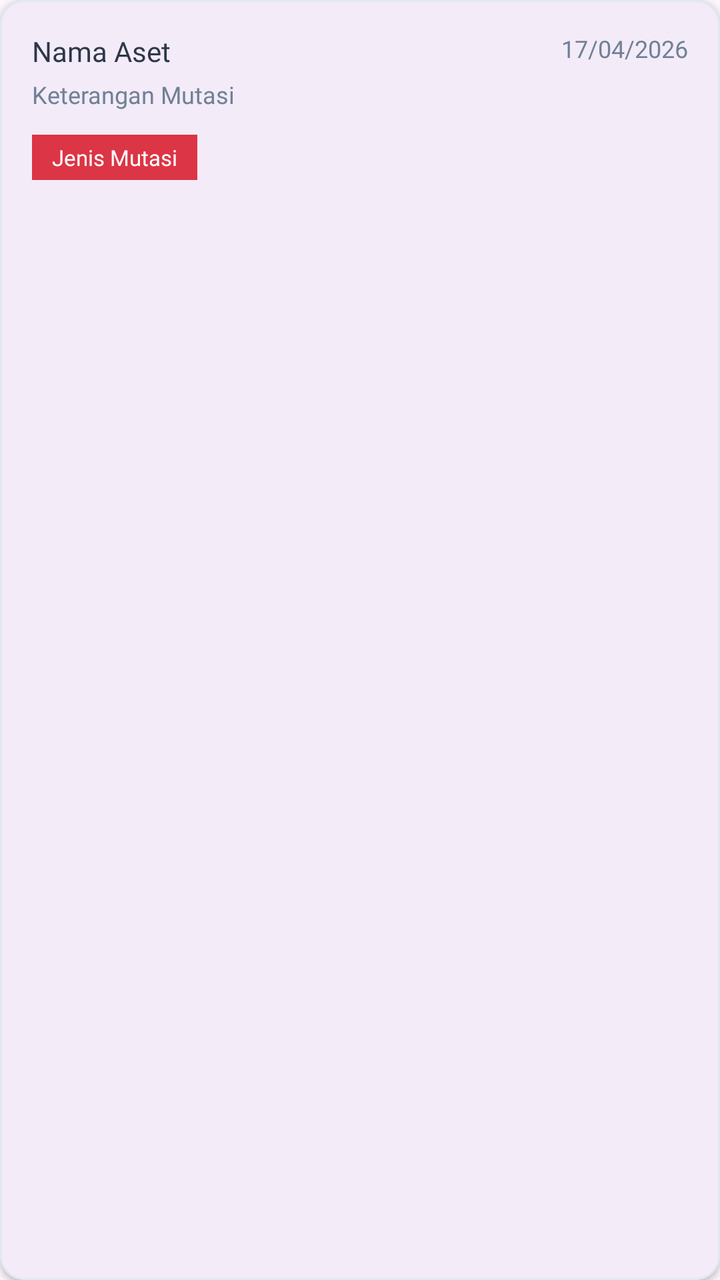
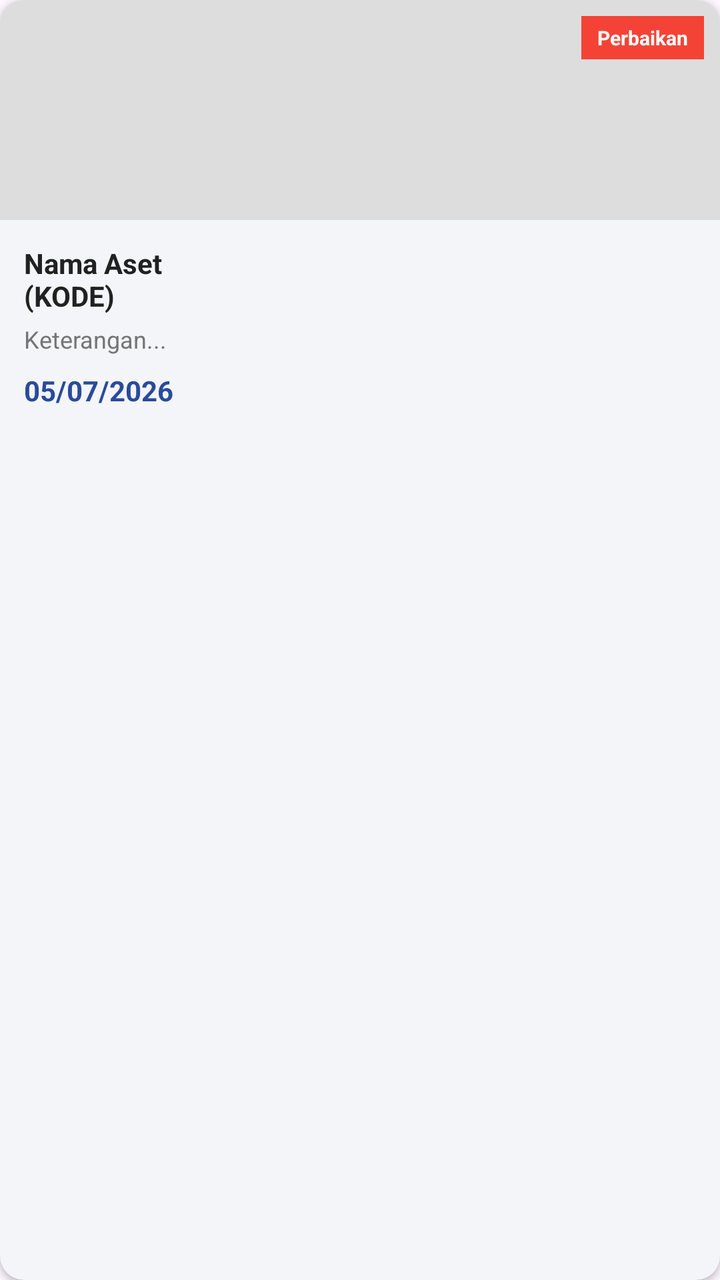

The first picture is an Android layout as it rendered before a commit; the second is the same layout after the commit. The layout source and the unified diff follow.
<!-- AndroidManifest.xml: application theme Theme.Dzakwanluck -->
<!-- res/layout/item_mutasi.xml -->
<?xml version="1.0" encoding="utf-8"?>
<com.google.android.material.card.MaterialCardView
    xmlns:android="http://schemas.android.com/apk/res/android"
    xmlns:app="http://schemas.android.com/apk/res-auto"
    android:layout_width="match_parent"
    android:layout_height="wrap_content"
    android:layout_marginHorizontal="2dp"
    android:layout_marginVertical="6dp"
    app:cardCornerRadius="12dp"
    app:cardElevation="2dp"
    app:strokeColor="#E2E8F0"
    app:strokeWidth="1dp">

    <androidx.constraintlayout.widget.ConstraintLayout
        android:layout_width="match_parent"
        android:layout_height="wrap_content"
        android:padding="16dp">

        <TextView
            android:id="@+id/tv_tanggal_mutasi"
            android:layout_width="wrap_content"
            android:layout_height="wrap_content"
            android:fontFamily="@font/poppins_regular"
            android:text="17/04/2026"
            android:textColor="#718096"
            android:textSize="12sp"
            app:layout_constraintEnd_toEndOf="parent"
            app:layout_constraintTop_toTopOf="parent" />

        <TextView
            android:id="@+id/tv_nama_aset_mutasi"
            android:layout_width="0dp"
            android:layout_height="wrap_content"
            android:layout_marginEnd="8dp"
            android:fontFamily="@font/poppins_bold"
            android:text="Nama Aset"
            android:textColor="#2D3748"
            android:textSize="14sp"
            app:layout_constraintStart_toStartOf="parent"
            app:layout_constraintEnd_toStartOf="@id/tv_tanggal_mutasi"
            app:layout_constraintTop_toTopOf="parent" />

        <TextView
            android:id="@+id/tv_keterangan"
            android:layout_width="0dp"
            android:layout_height="wrap_content"
            android:layout_marginTop="4dp"
            android:fontFamily="@font/poppins_regular"
            android:text="Keterangan Mutasi"
            android:textColor="#718096"
            android:textSize="12sp"
            app:layout_constraintStart_toStartOf="parent"
            app:layout_constraintEnd_toEndOf="parent"
            app:layout_constraintTop_toBottomOf="@id/tv_nama_aset_mutasi" />

        <TextView
            android:id="@+id/tv_jenis_mutasi"
            android:layout_width="wrap_content"
            android:layout_height="wrap_content"
            android:layout_marginTop="12dp"
            android:fontFamily="@font/poppins_bold"
            android:paddingHorizontal="10dp"
            android:paddingVertical="4dp"
            android:text="Jenis Mutasi"
            android:textColor="#FFFFFF"
            android:textSize="11sp"
            android:background="#DC3545"
            app:layout_constraintStart_toStartOf="parent"
            app:layout_constraintTop_toBottomOf="@id/tv_keterangan"
            app:layout_constraintBottom_toBottomOf="parent" />

    </androidx.constraintlayout.widget.ConstraintLayout>
</com.google.android.material.card.MaterialCardView>
<!-- resources referenced by this layout -->
<resources>
  <style name="Theme.Dzakwanluck" parent="Base.Theme.Dzakwanluck" />
  <style name="Base.Theme.Dzakwanluck" parent="Theme.Material3.DayNight.NoActionBar">
          
          
      </style>
</resources>

<!-- the commit's change to res/layout/item_mutasi.xml (unified diff, before → after) -->
@@ -1,73 +1,85 @@
 <?xml version="1.0" encoding="utf-8"?>
-<com.google.android.material.card.MaterialCardView
-    xmlns:android="http://schemas.android.com/apk/res/android"
+<com.google.android.material.card.MaterialCardView xmlns:android="http://schemas.android.com/apk/res/android"
     xmlns:app="http://schemas.android.com/apk/res-auto"
     android:layout_width="match_parent"
     android:layout_height="wrap_content"
-    android:layout_marginHorizontal="2dp"
-    android:layout_marginVertical="6dp"
+    android:layout_margin="6dp"
     app:cardCornerRadius="12dp"
     app:cardElevation="2dp"
-    app:strokeColor="#E2E8F0"
-    app:strokeWidth="1dp">
+    app:cardBackgroundColor="#F4F5F9"
+    app:strokeWidth="0dp">
 
     <androidx.constraintlayout.widget.ConstraintLayout
         android:layout_width="match_parent"
-        android:layout_height="wrap_content"
-        android:padding="16dp">
+        android:layout_height="wrap_content">
 
+        <ImageView
+            android:id="@+id/ivMutasi"
+            android:layout_width="match_parent"
+            android:layout_height="110dp"
+            android:scaleType="centerCrop"
+            android:background="#DDDDDD"
+            app:layout_constraintTop_toTopOf="parent"
+            app:layout_constraintStart_toStartOf="parent"
+            app:layout_constraintEnd_toEndOf="parent"/>
+
+        
         <TextView
-            android:id="@+id/tv_tanggal_mutasi"
+            android:id="@+id/tvBadgeStatus"
             android:layout_width="wrap_content"
             android:layout_height="wrap_content"
-            android:fontFamily="@font/poppins_regular"
-            android:text="17/04/2026"
-            android:textColor="#718096"
-            android:textSize="12sp"
+            android:layout_marginTop="8dp"
+            android:layout_marginEnd="8dp"
+            android:background="#F44336"
+            android:paddingHorizontal="8dp"
+            android:paddingVertical="4dp"
+            android:text="Perbaikan"
+            android:textColor="#FFFFFF"
+            android:textSize="10sp"
+            android:textStyle="bold"
             app:layout_constraintEnd_toEndOf="parent"
             app:layout_constraintTop_toTopOf="parent" />
 
-        <TextView
-            android:id="@+id/tv_nama_aset_mutasi"
-            android:layout_width="0dp"
+        <LinearLayout
+            android:layout_width="match_parent"
             android:layout_height="wrap_content"
-            android:layout_marginEnd="8dp"
-            android:fontFamily="@font/poppins_bold"
-            android:text="Nama Aset"
-            android:textColor="#2D3748"
-            android:textSize="14sp"
-            app:layout_constraintStart_toStartOf="parent"
-            app:layout_constraintEnd_toStartOf="@id/tv_tanggal_mutasi"
-            app:layout_constraintTop_toTopOf="parent" />
+            android:orientation="vertical"
+            android:padding="12dp"
+            app:layout_constraintTop_toBottomOf="@id/ivMutasi">
 
-        <TextView
-            android:id="@+id/tv_keterangan"
-            android:layout_width="0dp"
-            android:layout_height="wrap_content"
-            android:layout_marginTop="4dp"
-            android:fontFamily="@font/poppins_regular"
-            android:text="Keterangan Mutasi"
-            android:textColor="#718096"
-            android:textSize="12sp"
-            app:layout_constraintStart_toStartOf="parent"
-            app:layout_constraintEnd_toEndOf="parent"
-            app:layout_constraintTop_toBottomOf="@id/tv_nama_aset_mutasi" />
+            
+            <TextView
+                android:id="@+id/tvNamaDanKode"
+                android:layout_width="match_parent"
+                android:layout_height="wrap_content"
+                android:text="Nama Aset \n(KODE)"
+                android:textColor="#212121"
+                android:textSize="14sp"
+                android:textStyle="bold" />
 
-        <TextView
-            android:id="@+id/tv_jenis_mutasi"
-            android:layout_width="wrap_content"
-            android:layout_height="wrap_content"
-            android:layout_marginTop="12dp"
-            android:fontFamily="@font/poppins_bold"
-            android:paddingHorizontal="10dp"
-            android:paddingVertical="4dp"
-            android:text="Jenis Mutasi"
-            android:textColor="#FFFFFF"
-            android:textSize="11sp"
-            android:background="#DC3545"
-            app:layout_constraintStart_toStartOf="parent"
-            app:layout_constraintTop_toBottomOf="@id/tv_keterangan"
-            app:layout_constraintBottom_toBottomOf="parent" />
+            
+            <TextView
+                android:id="@+id/tvKeteranganMutasi"
+                android:layout_width="match_parent"
+                android:layout_height="wrap_content"
+                android:layout_marginTop="4dp"
+                android:text="Keterangan..."
+                android:textColor="#757575"
+                android:textSize="12sp"
+                android:maxLines="1"
+                android:ellipsize="end"/>
+
+            
+            <TextView
+                android:id="@+id/tvTanggalMutasi"
+                android:layout_width="match_parent"
+                android:layout_height="wrap_content"
+                android:layout_marginTop="8dp"
+                android:text="05/07/2026"
+                android:textColor="#2A4B9B"
+                android:textSize="14sp"
+                android:textStyle="bold" />
+        </LinearLayout>
 
     </androidx.constraintlayout.widget.ConstraintLayout>
 </com.google.android.material.card.MaterialCardView>
